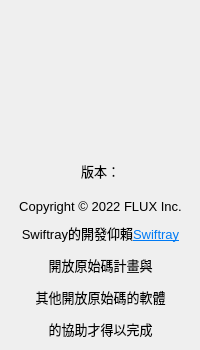
Old version of the form src/windows/about-window.ui in the repository flux3dp/swiftray.
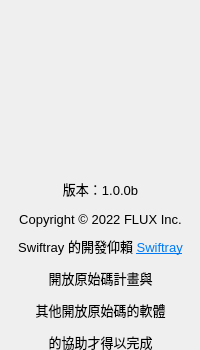
New version of the form. Icons and pictures are not drawn.

Patch:
```diff
--- a/src/windows/about-window.ui
+++ b/src/windows/about-window.ui
@@ -13,13 +13,13 @@
   <property name="windowTitle">
    <string>About</string>
   </property>
-  <widget class="QWidget" name="">
+  <widget class="QWidget" name="layoutWidget">
    <property name="geometry">
     <rect>
      <x>0</x>
      <y>0</y>
      <width>201</width>
-     <height>341</height>
+     <height>354</height>
     </rect>
    </property>
    <layout class="QGridLayout" name="gridLayout">
@@ -60,7 +60,7 @@
          </font>
         </property>
         <property name="text">
-         <string>&lt;html&gt;&lt;head/&gt;&lt;body&gt;&lt;p&gt;版本：&lt;/p&gt;&lt;/body&gt;&lt;/html&gt;</string>
+         <string>&lt;html&gt;&lt;head/&gt;&lt;body&gt;&lt;p&gt;版本：1.0.0b&lt;/p&gt;&lt;/body&gt;&lt;/html&gt;</string>
         </property>
         <property name="alignment">
          <set>Qt::AlignCenter</set>
@@ -120,7 +120,7 @@
          </font>
         </property>
         <property name="text">
-         <string>&lt;html&gt;&lt;head/&gt;&lt;body&gt;&lt;p&gt;Swiftray的開發仰賴&lt;a href=&quot;https://github.com/flux3dp/swiftray&quot;&gt;&lt;span style=&quot; text-decoration: underline; color:#007af4;&quot;&gt;Swiftray&lt;/span&gt;&lt;/a&gt;&lt;/p&gt;&lt;p&gt;開放原始碼計畫與&lt;/p&gt;&lt;p&gt;其他開放原始碼的軟體&lt;/p&gt;&lt;p&gt;的協助才得以完成&lt;/p&gt;&lt;/body&gt;&lt;/html&gt;</string>
+         <string>&lt;html&gt;&lt;head/&gt;&lt;body&gt;&lt;p&gt;Swiftray 的開發仰賴 &lt;a href=&quot;https://github.com/flux3dp/swiftray&quot;&gt;&lt;span style=&quot; text-decoration: underline; color:#007af4;&quot;&gt;Swiftray&lt;/span&gt;&lt;/a&gt;&lt;/p&gt;&lt;p&gt;開放原始碼計畫與&lt;/p&gt;&lt;p&gt;其他開放原始碼的軟體&lt;/p&gt;&lt;p&gt;的協助才得以完成&lt;/p&gt;&lt;/body&gt;&lt;/html&gt;</string>
         </property>
         <property name="alignment">
          <set>Qt::AlignCenter</set>
@@ -189,6 +189,19 @@
       </property>
      </spacer>
     </item>
+    <item row="0" column="2">
+     <spacer name="verticalSpacer">
+      <property name="orientation">
+       <enum>Qt::Vertical</enum>
+      </property>
+      <property name="sizeHint" stdset="0">
+       <size>
+        <width>20</width>
+        <height>40</height>
+       </size>
+      </property>
+     </spacer>
+    </item>
    </layout>
   </widget>
  </widget>
```
Left out of the diff: 2 changed lines with no effect on the pictures.
